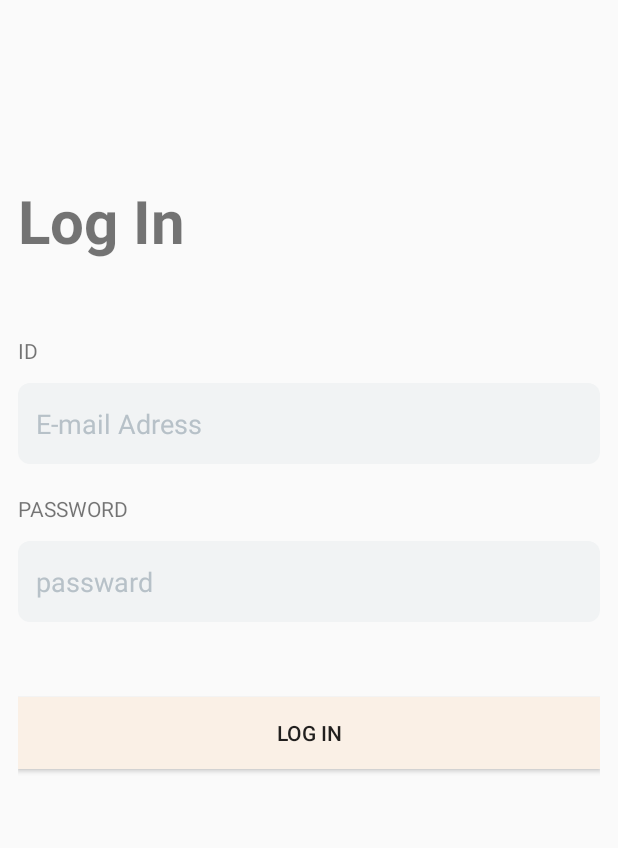
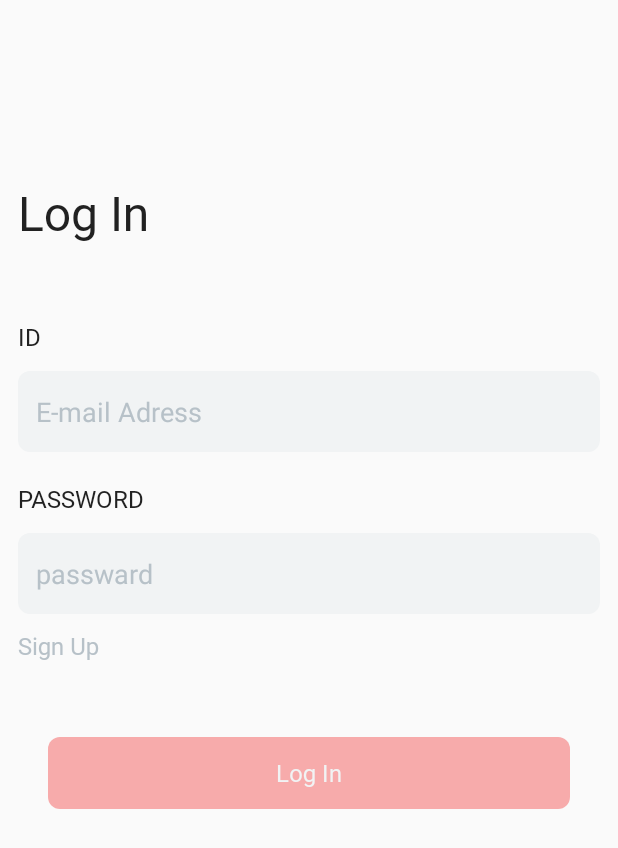
Before and after one commit to new-year-hackathon-team-g/TheTheThe-Android, an Android app: the layout fragment_login.xml on its own in the app's theme, with its tools: preview values and no code run, on a phone screen of 412 x 824 dp. Shown: the top 848 px of the screen. Run offline under Robolectric (Android 15) with nearby library versions, the phone set to English and light mode, and no system bars.

Commit message:
로그인 구현

```diff
--- a/app/src/main/java/com/soopeach/thethethe_android/SplashActivity.kt
+++ b/app/src/main/java/com/soopeach/thethethe_android/SplashActivity.kt
@@ -5,6 +5,7 @@ import androidx.appcompat.app.AppCompatActivity
 import android.os.Bundle
 import androidx.lifecycle.lifecycleScope
 import com.soopeach.thethethe_android.data.local.AccountDataStore
+import com.soopeach.thethethe_android.login.LoginActivity
 import com.soopeach.thethethe_android.signup.SignUpActivity
 import kotlinx.coroutines.launch
 
@@ -18,7 +19,7 @@ class SplashActivity : AppCompatActivity() {
             val accessToken = AccountDataStore(context = this@SplashActivity).getAccessToken()
 
             if (accessToken.isNullOrEmpty()) {
-                val intent = Intent(this@SplashActivity, SignUpActivity::class.java)
+                val intent = Intent(this@SplashActivity, LoginActivity::class.java)
                 startActivity(intent)
                 finish()
             } else {
--- a/app/src/main/res/layout/fragment_login.xml
+++ b/app/src/main/res/layout/fragment_login.xml
@@ -10,14 +10,12 @@ tools:context=".login.LoginFragment">
 
     <TextView
         android:id="@+id/nickname"
-        tools:ignore="MissingConstraints"
         android:layout_width="wrap_content"
         android:layout_height="wrap_content"
         android:layout_marginTop="10dp"
         android:text="Log In"
-        android:textStyle="bold"
-        android:textSize="40dp"
-        />
+        style="@style/title_large_bold"
+        tools:ignore="MissingConstraints" />
 
     <TextView
         android:id="@+id/email"
@@ -25,6 +23,7 @@ tools:context=".login.LoginFragment">
         android:layout_height="wrap_content"
         android:layout_marginTop="50dp"
         android:text="ID"
+        style="@style/text_large_bold"
         app:layout_constraintEnd_toEndOf="parent"
         app:layout_constraintStart_toStartOf="parent"
         app:layout_constraintTop_toBottomOf="@id/nickname" />
@@ -45,6 +44,7 @@ tools:context=".login.LoginFragment">
         android:layout_height="wrap_content"
         android:layout_marginTop="20dp"
         android:text="PASSWORD"
+        style="@style/text_large_bold"
         app:layout_constraintEnd_toEndOf="parent"
         app:layout_constraintStart_toStartOf="parent"
         app:layout_constraintTop_toBottomOf="@id/email_edit_text" />
@@ -59,17 +59,29 @@ tools:context=".login.LoginFragment">
         app:layout_constraintStart_toStartOf="parent"
         app:layout_constraintTop_toBottomOf="@id/password" />
 
+    <TextView
+        android:id="@+id/sign_up"
+        android:layout_width="wrap_content"
+        android:layout_height="wrap_content"
+        style="@style/text_large_medium"
+        android:layout_marginTop="10dp"
+        android:text="Sign Up"
+        android:textColor="@color/grey300"
+        app:layout_constraintStart_toStartOf="parent"
+        app:layout_constraintTop_toBottomOf="@id/password_edit_text"
+        />
 
-    <Button
+    <androidx.appcompat.widget.AppCompatButton
         android:id="@+id/button"
         android:layout_width="match_parent"
         android:layout_height="wrap_content"
         android:layout_marginTop="50dp"
-    android:background="#FAF0E6"
+        style="@style/TheButtonMain"
         android:text="Log In"
+        android:layout_marginHorizontal="20dp"
         app:layout_constraintEnd_toEndOf="parent"
         app:layout_constraintStart_toStartOf="parent"
-    app:layout_constraintTop_toBottomOf="@id/password_edit_text" />
+        app:layout_constraintTop_toBottomOf="@id/sign_up" />
 
 
 </androidx.constraintlayout.widget.ConstraintLayout>
```
Also changed, not shown: app/src/main/java/com/soopeach/thethethe_android/login/LoginFragment.kt (+42 -31 lines). Lines whose indentation alone changed are shown as unchanged.
